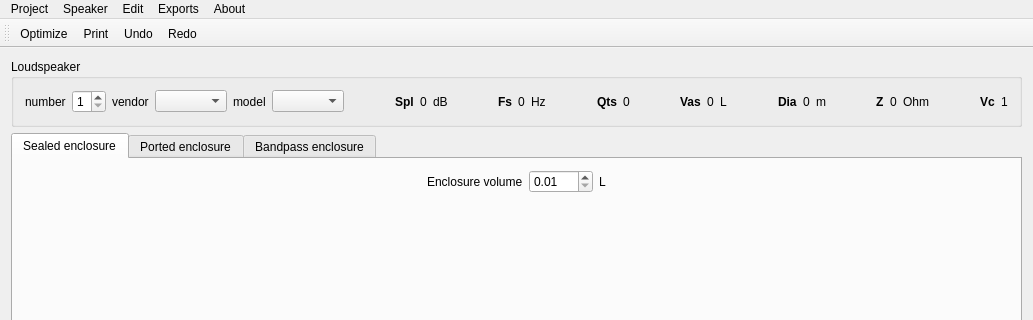
Before: the Qt Designer form mainwindow.ui in be1/qspeakers, drawn with Qt 5; both pictures show x 0 to 1033 and y 0 to 320 of the 1033 by 720 pixel window.
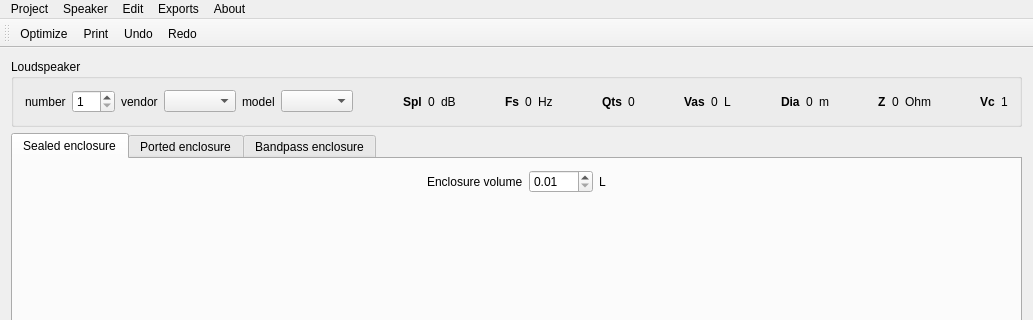
After: the same form once the commit is applied. Icons and pictures are not drawn.

Commit message: Fix Redo icon

The edit to the form file:
```diff
--- a/mainwindow.ui
+++ b/mainwindow.ui
@@ -21,7 +21,7 @@
     <item>
      <widget class="QGroupBox" name="loudspeakerGroupBox">
       <property name="sizePolicy">
-       <sizepolicy hsizetype="Preferred" vsizetype="Maximum">
+       <sizepolicy hsizetype="MinimumExpanding" vsizetype="Fixed">
         <horstretch>0</horstretch>
         <verstretch>0</verstretch>
        </sizepolicy>
@@ -39,6 +39,12 @@
        </item>
        <item>
         <widget class="QSpinBox" name="numberSpinBox">
+         <property name="sizePolicy">
+          <sizepolicy hsizetype="MinimumExpanding" vsizetype="Fixed">
+           <horstretch>0</horstretch>
+           <verstretch>0</verstretch>
+          </sizepolicy>
+         </property>
          <property name="minimum">
           <number>1</number>
          </property>
@@ -88,7 +94,7 @@
          </property>
          <property name="sizeHint" stdset="0">
           <size>
-           <width>40</width>
+           <width>10</width>
            <height>20</height>
           </size>
          </property>
@@ -128,7 +134,7 @@
          </property>
          <property name="sizeHint" stdset="0">
           <size>
-           <width>40</width>
+           <width>10</width>
            <height>20</height>
           </size>
          </property>
@@ -168,7 +174,7 @@
          </property>
          <property name="sizeHint" stdset="0">
           <size>
-           <width>40</width>
+           <width>10</width>
            <height>20</height>
           </size>
          </property>
@@ -201,7 +207,7 @@
          </property>
          <property name="sizeHint" stdset="0">
           <size>
-           <width>40</width>
+           <width>10</width>
            <height>20</height>
           </size>
          </property>
@@ -241,7 +247,7 @@
          </property>
          <property name="sizeHint" stdset="0">
           <size>
-           <width>40</width>
+           <width>10</width>
            <height>20</height>
           </size>
          </property>
@@ -281,7 +287,7 @@
          </property>
          <property name="sizeHint" stdset="0">
           <size>
-           <width>40</width>
+           <width>10</width>
            <height>20</height>
           </size>
          </property>
@@ -321,7 +327,7 @@
          </property>
          <property name="sizeHint" stdset="0">
           <size>
-           <width>40</width>
+           <width>10</width>
            <height>20</height>
           </size>
          </property>
```
Left out of the diff: 6 changed lines with no effect on the pictures.
